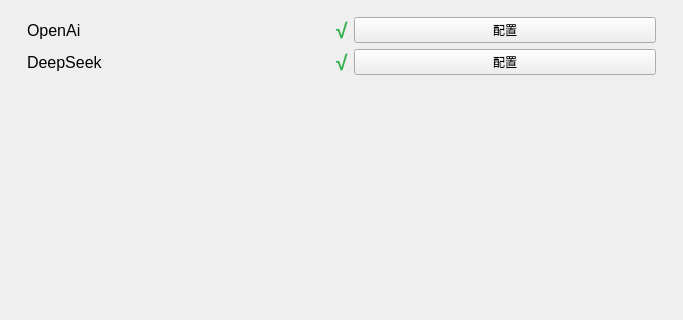
Qt form windows/setting/child/settingchild_llm.ui (Zao-chen/ZcChat2) before a commit; both pictures show x 0 to 683 and y 0 to 320 of the 683 by 504 pixel window.
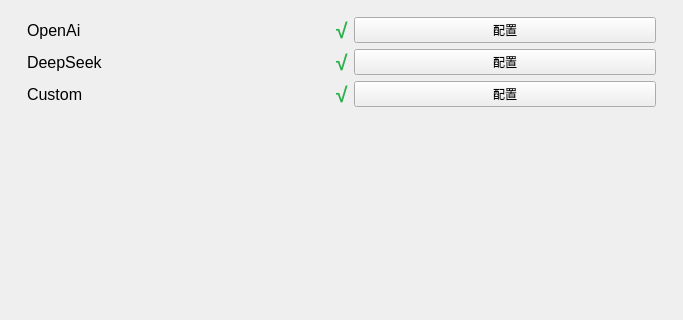
The same form after that commit. Custom widgets are drawn as their Qt base class.

```diff
--- a/windows/setting/child/settingchild_llm.ui
+++ b/windows/setting/child/settingchild_llm.ui
@@ -178,6 +178,74 @@
          </layout>
         </widget>
        </item>
+       <item>
+        <widget class="ElaScrollPageArea" name="widget_3" native="true">
+         <layout class="QHBoxLayout" name="horizontalLayout_6" stretch="1,0,1">
+          <property name="leftMargin">
+           <number>15</number>
+          </property>
+          <property name="topMargin">
+           <number>0</number>
+          </property>
+          <property name="rightMargin">
+           <number>15</number>
+          </property>
+          <property name="bottomMargin">
+           <number>0</number>
+          </property>
+          <item>
+           <widget class="ElaText" name="label_7">
+            <property name="sizePolicy">
+             <sizepolicy hsizetype="Expanding" vsizetype="Preferred">
+              <horstretch>0</horstretch>
+              <verstretch>0</verstretch>
+             </sizepolicy>
+            </property>
+            <property name="font">
+             <font>
+              <pointsize>12</pointsize>
+             </font>
+            </property>
+            <property name="text">
+             <string>Custom</string>
+            </property>
+           </widget>
+          </item>
+          <item>
+           <widget class="ElaText" name="label_Custom_Status">
+            <property name="visible">
+             <bool>false</bool>
+            </property>
+            <property name="font">
+             <font>
+              <pointsize>16</pointsize>
+              <bold>true</bold>
+             </font>
+            </property>
+            <property name="styleSheet">
+             <string notr="true">color: #2EAD4B;</string>
+            </property>
+            <property name="text">
+             <string>√</string>
+            </property>
+           </widget>
+          </item>
+          <item>
+           <widget class="ElaPushButton" name="pushButton_Custom_Set">
+            <property name="sizePolicy">
+             <sizepolicy hsizetype="Expanding" vsizetype="Fixed">
+              <horstretch>0</horstretch>
+              <verstretch>0</verstretch>
+             </sizepolicy>
+            </property>
+            <property name="text">
+             <string>配置</string>
+            </property>
+           </widget>
+          </item>
+         </layout>
+        </widget>
+       </item>
        <item>
         <spacer name="verticalSpacer">
          <property name="orientation">
```
Left out of the diff: 36 changed lines with no effect on the pictures.
